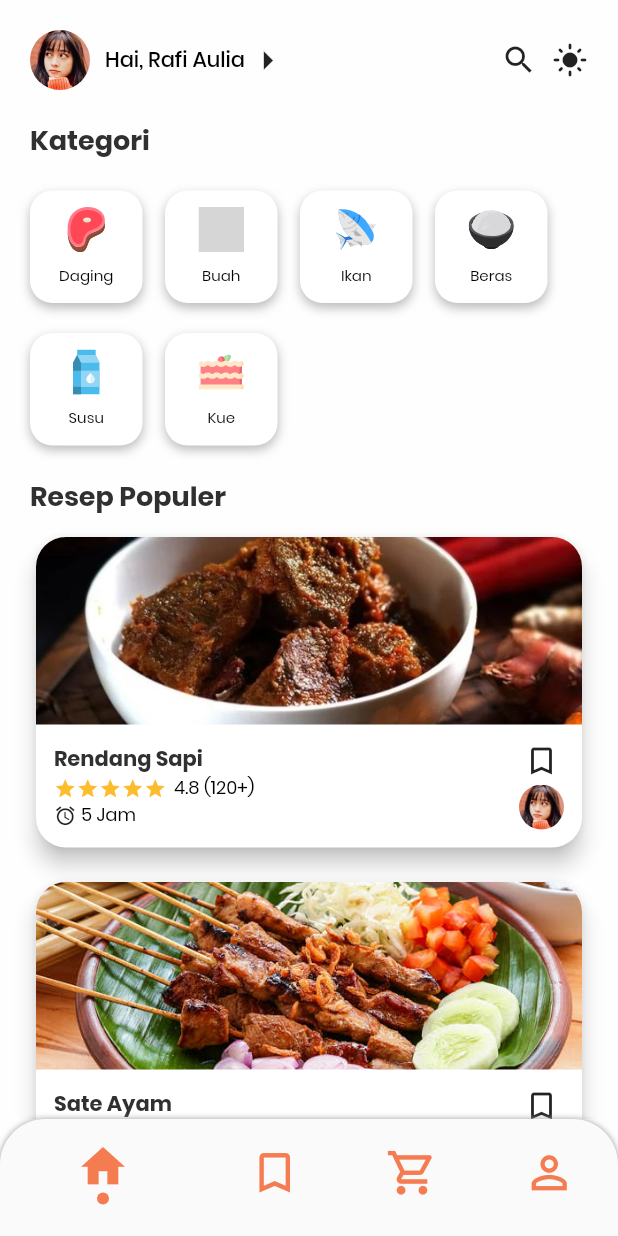
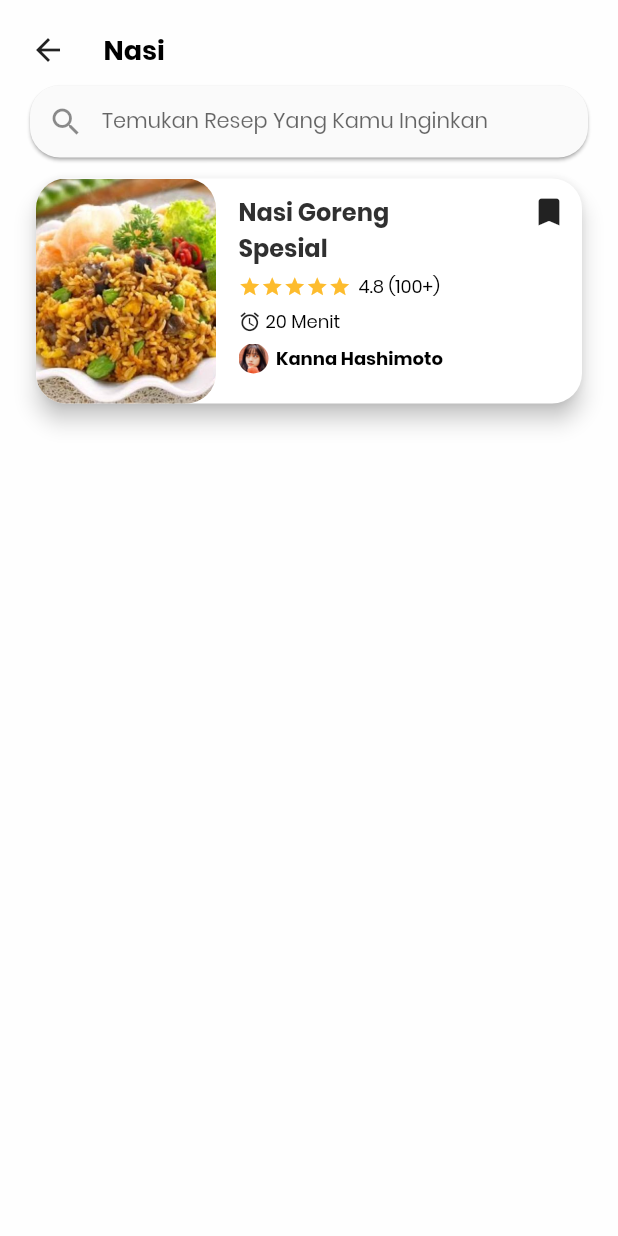
Before and after one commit to ravihabibillah/recipe_app_ui, a Flutter app: the screen it shows after launch, on a phone screen of 412 x 824 dp. Run offline on Flutter 3.47's test engine with Material 2 defaults, Android fonts, the light colour scheme and no system bars; our stand-ins replace flutter_svg; grey boxes are pictures that could not be loaded.

Commit message:
Pembuatan Card hasil Search

```diff
--- a/lib/main.dart
+++ b/lib/main.dart
@@ -1,9 +1,11 @@
 import 'package:flutter/material.dart';
 import 'package:flutter_svg/flutter_svg.dart';
 import 'package:recipe_app_ui/constant.dart';
+import 'package:recipe_app_ui/search_list.dart';
 import 'package:recipe_app_ui/widgets/category_list.dart';
 import 'package:recipe_app_ui/widgets/header.dart';
 import 'package:recipe_app_ui/widgets/navbar.dart';
+import 'package:recipe_app_ui/widgets/popular_list.dart';
 import 'package:recipe_app_ui/widgets/recipe_card.dart';
 import './widgets/image_circle.dart';
 import './widgets/category_card.dart';
@@ -28,7 +30,7 @@ class MyApp extends StatelessWidget {
         primarySwatch: Colors.blue,
         textTheme: const TextTheme(body1: TextStyle(color: kBodyTextColor)),
       ),
-      home: const HomePage(),
+      home: SearchList(),
     );
   }
 }
@@ -67,47 +69,3 @@ class _HomePageState extends State<HomePage> {
   //   });
   // }
 }
-
-class ListPopular extends StatelessWidget {
-  const ListPopular({
-    Key? key,
-  }) : super(key: key);
-
-  @override
-  Widget build(BuildContext context) {
-    return Container(
-      margin: EdgeInsets.only(left: 20, right: 20, bottom: 20),
-      child: Column(
-        crossAxisAlignment: CrossAxisAlignment.start,
-        children: [
-          Text(
-            "Resep Populer",
-            style: kTitleTextStyle.copyWith(fontSize: 18),
-          ),
-          RecipeCard(
-            image:
-                "assets/images/5-resep-bumbu-rendang-daging-sapi-yang-enak-dan-lezat-mudah-dibuat.jpg",
-            name: "Rendang Sapi",
-            rating: "4.8",
-            total: "120+",
-            time: "5 Jam",
-          ),
-          RecipeCard(
-            image: "assets/images/sate-ayam.jpg",
-            name: "Sate Ayam",
-            rating: "4.8",
-            total: "120+",
-            time: "5 Jam",
-          ),
-          RecipeCard(
-            image: "assets/images/nasi_bakar_tempe_MAHI-780x440.jpg",
-            name: "Nasi Bakar Tempa",
-            rating: "4.8",
-            total: "120+",
-            time: "5 Jam",
-          )
-        ],
-      ),
-    );
-  }
-}
--- /dev/null
+++ b/lib/search_list.dart
@@ -0,0 +1,180 @@
+import 'package:flutter/material.dart';
+import 'package:recipe_app_ui/constant.dart';
+import 'package:recipe_app_ui/widgets/image_circle.dart';
+
+class SearchList extends StatefulWidget {
+  const SearchList({Key? key}) : super(key: key);
+
+  @override
+  _SearchListState createState() => _SearchListState();
+}
+
+class _SearchListState extends State<SearchList> {
+  @override
+  Widget build(BuildContext context) {
+    return Scaffold(
+      body: SafeArea(
+        child: Padding(
+          padding: const EdgeInsets.all(20.0),
+          child: Column(
+            children: [
+              Row(
+                children: [
+                  Icon(Icons.arrow_back),
+                  SizedBox(
+                    width: 25,
+                  ),
+                  Text(
+                    "Nasi",
+                    style: kHeadingTextStyle.copyWith(fontSize: 18),
+                  )
+                ],
+              ),
+              SizedBox(
+                height: 10,
+              ),
+              Material(
+                shadowColor: kShadowColor,
+                elevation: 1,
+                borderRadius: BorderRadius.all(Radius.circular(20)),
+                child: TextField(
+                  decoration: InputDecoration(
+                    prefixIcon: Icon(Icons.search),
+                    hintText: "Temukan Resep Yang Kamu Inginkan",
+                    hintStyle: TextStyle(fontSize: 14),
+                    border: InputBorder.none,
+                  ),
+                ),
+              ),
+              SizedBox(
+                height: 10,
+              ),
+              Column(
+                children: [
+                  Container(
+                    width: double.infinity,
+                    child: Card(
+                      elevation: 6,
+                      shape: RoundedRectangleBorder(
+                        borderRadius: BorderRadius.circular(20),
+                      ),
+                      child: Row(
+                        crossAxisAlignment: CrossAxisAlignment.start,
+                        children: [
+                          Container(
+                            height: 150,
+                            width: 120,
+                            child: ClipRRect(
+                              borderRadius:
+                                  BorderRadius.all(Radius.circular(20)),
+                              child: Image.asset(
+                                "assets/images/resep-nasi-goreng-petai-spesial-780x440.jpg",
+                                fit: BoxFit.cover,
+                              ),
+                            ),
+                          ),
+                          Container(
+                            padding:
+                                const EdgeInsets.only(top: 10.0, left: 15.0),
+                            height: 130,
+                            child: Column(
+                              crossAxisAlignment: CrossAxisAlignment.start,
+                              mainAxisSize: MainAxisSize.max,
+                              mainAxisAlignment: MainAxisAlignment.spaceBetween,
+                              children: [
+                                Text(
+                                  "Nasi Goreng\nSpesial",
+                                  style: kTitleTextStyle.copyWith(fontSize: 16),
+                                ),
+                                Row(
+                                  children: [
+                                    Icon(
+                                      Icons.star,
+                                      color: starActive,
+                                      size: 15,
+                                    ),
+                                    Icon(
+                                      Icons.star,
+                                      color: starActive,
+                                      size: 15,
+                                    ),
+                                    Icon(
+                                      Icons.star,
+                                      color: starActive,
+                                      size: 15,
+                                    ),
+                                    Icon(
+                                      Icons.star,
+                                      color: starActive,
+                                      size: 15,
+                                    ),
+                                    Icon(
+                                      Icons.star,
+                                      color: starActive,
+                                      size: 15,
+                                    ),
+                                    SizedBox(width: 5),
+                                    Text(
+                                      "4.8 (100+)",
+                                      style: kSubTextStyle.copyWith(
+                                          fontSize: 12, color: Colors.black),
+                                    )
+                                  ],
+                                ),
+                                Row(
+                                  children: [
+                                    Icon(
+                                      Icons.alarm,
+                                      size: 15,
+                                    ),
+                                    SizedBox(width: 3),
+                                    Text(
+                                      "20 Menit",
+                                      style: kSubTextStyle.copyWith(
+                                          fontSize: 12, color: Colors.black),
+                                    ),
+                                  ],
+                                ),
+                                Row(
+                                  children: [
+                                    ImageCircle(
+                                        image_width: 20,
+                                        image_height: 20,
+                                        imageUrl: "assets/images/profile.jpg"),
+                                    SizedBox(
+                                      width: 5,
+                                    ),
+                                    Text(
+                                      "Kanna Hashimoto",
+                                      style: TextStyle(
+                                          fontSize: 12,
+                                          fontWeight: FontWeight.w600),
+                                    )
+                                  ],
+                                )
+                              ],
+                            ),
+                          ),
+                          Spacer(),
+                          Padding(
+                            padding: const EdgeInsets.all(10.0),
+                            child: Row(
+                              mainAxisAlignment: MainAxisAlignment.end,
+                              children: [
+                                Icon(Icons.bookmark),
+                              ],
+                            ),
+                          )
+                        ],
+                      ),
+                    ),
+                  )
+                ],
+              )
+            ],
+          ),
+        ),
+      ),
+    );
+  }
+}
--- /dev/null
+++ b/lib/widgets/popular_list.dart
@@ -0,0 +1,47 @@
+import 'package:flutter/material.dart';
+import 'package:recipe_app_ui/constant.dart';
+import 'package:recipe_app_ui/widgets/recipe_card.dart';
+
+class ListPopular extends StatelessWidget {
+  const ListPopular({
+    Key? key,
+  }) : super(key: key);
+
+  @override
+  Widget build(BuildContext context) {
+    return Container(
+      margin: EdgeInsets.only(left: 20, right: 20, bottom: 20),
+      child: Column(
+        crossAxisAlignment: CrossAxisAlignment.start,
+        children: [
+          Text(
+            "Resep Populer",
+            style: kTitleTextStyle.copyWith(fontSize: 18),
+          ),
+          RecipeCard(
+            image:
+                "assets/images/5-resep-bumbu-rendang-daging-sapi-yang-enak-dan-lezat-mudah-dibuat.jpg",
+            name: "Rendang Sapi",
+            rating: "4.8",
+            total: "120+",
+            time: "5 Jam",
+          ),
+          RecipeCard(
+            image: "assets/images/sate-ayam.jpg",
+            name: "Sate Ayam",
+            rating: "4.8",
+            total: "120+",
+            time: "5 Jam",
+          ),
+          RecipeCard(
+            image: "assets/images/nasi_bakar_tempe_MAHI-780x440.jpg",
+            name: "Nasi Bakar Tempa",
+            rating: "4.8",
+            total: "120+",
+            time: "5 Jam",
+          )
+        ],
+      ),
+    );
+  }
+}
```
